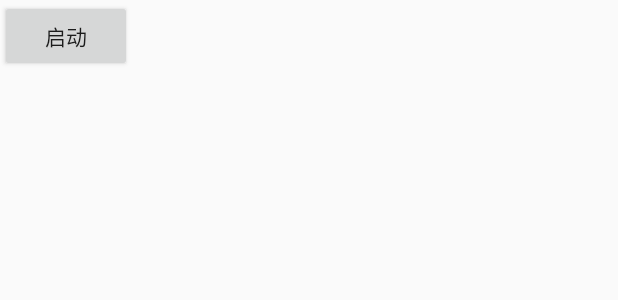
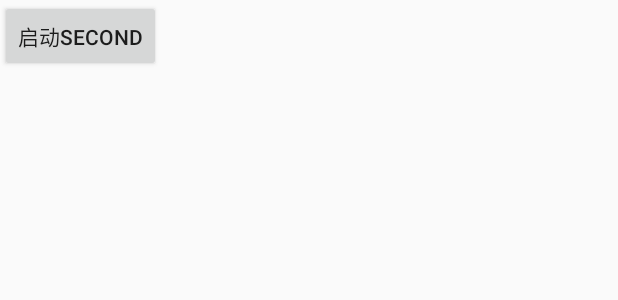
Before and after one commit to aSmartTortoise/AndroidSys2, an Android app: the layout activity_main.xml on its own in the app's theme, with its tools: preview values and no code run, on a phone screen of 412 x 824 dp. Shown: the top 300 px of the screen. Run offline under Robolectric (Android 15) with nearby library versions, the phone set to English and light mode, and no system bars.

Commit message:
修改了MainActivity

```diff
--- a/app/src/main/java/com/wyj/androidsys/MainActivity.java
+++ b/app/src/main/java/com/wyj/androidsys/MainActivity.java
@@ -20,6 +20,7 @@ public class MainActivity extends AppCompatActivity {
         findViewById(R.id.btn_launch).setOnClickListener(new View.OnClickListener() {
             @Override
             public void onClick(View v) {
+                Log.e("MainActivity", "onClick");
                 Intent intent = new Intent(context, SecondActivity.class);
                 intent.putExtra("time", System.currentTimeMillis());
                 context.startActivity(intent);
--- a/app/src/main/res/layout/activity_main.xml
+++ b/app/src/main/res/layout/activity_main.xml
@@ -13,7 +13,7 @@
         android:id="@+id/btn_launch"
         android:layout_width="wrap_content"
         android:layout_height="wrap_content"
-        android:text="启动" />
+        android:text="启动second" />
 
 
 </LinearLayout>
```
